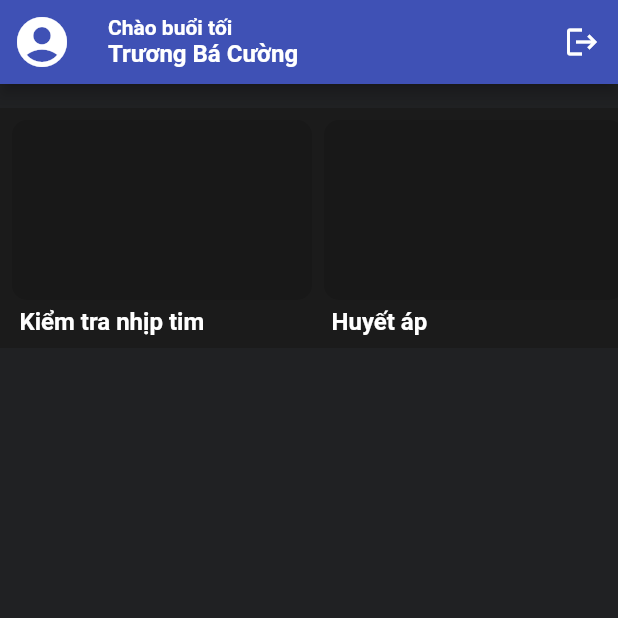
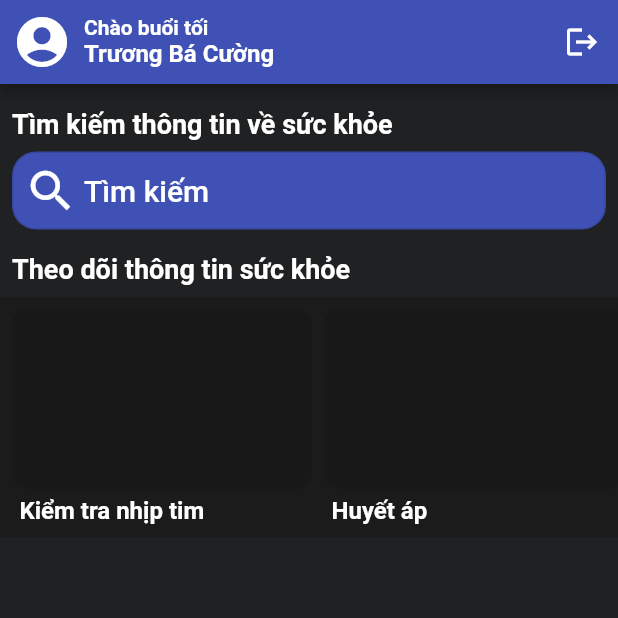
Before and after one commit to bacuong31/HealthCare, a Flutter app: the MainScreen screen opened directly, on a phone screen of 412 x 824 dp, the top half of it. Run offline on Flutter 3.47's test engine with Material 2 defaults, Android fonts, the phone set to English and light mode, and no system bars; our stand-ins replace firebase_auth, firebase_core, google_sign_in; missing offline and left inert: flutter_login_facebook; accounts and stored records are empty.

Commit message:
Search Delegate

```diff
--- /dev/null
+++ b/lib/MainScreen/DataSearch.dart
@@ -0,0 +1,119 @@
+import 'package:flutter/material.dart';
+
+class DataSearch extends SearchDelegate<String> {
+  DataSearch({
+    String hintText,
+    TextStyle textStyle,
+  }) : super(
+          searchFieldDecorationTheme: null,
+          searchFieldLabel: hintText,
+          keyboardType: TextInputType.text,
+          textInputAction: TextInputAction.search,
+          searchFieldStyle: textStyle,
+        );
+
+  final suggest = [
+    "covid 19",
+    "ho khan",
+    "nhiệt miệng",
+    "mất ngủ",
+    "trầm cảm",
+    "thoái hóa cột sống",
+    "bitcoin",
+    "cảm cúm",
+    "ho có đờm",
+    "huyết áp cao",
+  ];
+
+  final recentSearch = [
+    "cảm cúm",
+    "ho có đờm",
+    "huyết áp cao",
+  ];
+
+  @override
+  ThemeData appBarTheme(BuildContext context) {
+    return ThemeData(
+      primarySwatch: Colors.indigo,
+      scaffoldBackgroundColor: Color(0xFF202123),
+    );
+  }
+
+  @override
+  List<Widget> buildActions(BuildContext context) {
+    return [
+      IconButton(
+          icon: Icon(Icons.clear),
+          onPressed: () {
+            query = "";
+          })
+    ];
+  }
+
+  @override
+  Widget buildLeading(BuildContext context) {
+    return IconButton(
+        icon: AnimatedIcon(
+          icon: AnimatedIcons.menu_arrow,
+          progress: transitionAnimation,
+        ),
+        onPressed: () {
+          close(context, null);
+        });
+  }
+
+  @override
+  Widget buildResults(BuildContext context) {
+    return Center(
+      child: Container(
+        height: 100.0,
+        width: 100.0,
+        child: Card(
+          color: Colors.white,
+          child: Center(
+            child: Text(
+              query,
+              style: TextStyle(color: Colors.black),
+            ),
+          ),
+        ),
+      ),
+    );
+  }
+
+  @override
+  Widget buildSuggestions(BuildContext context) {
+    final suggestionList = query.isEmpty
+        ? recentSearch
+        : suggest.where((p) => p.contains(query)).toList();
+    return ListView.builder(
+      itemBuilder: (context, index) => ListTile(
+        onTap: () {
+          query = suggestionList[index];
+          bool temp = false; //todo: add recent search
+
+          showResults(context);
+          //TODO: Information for search result aka new screen
+        },
+        tileColor: Colors.white,
+        leading: Icon(Icons.history),
+        title: RichText(
+          text: TextSpan(
+            text: suggestionList[index].substring(0, query.length),
+            style: TextStyle(
+              color: Colors.black,
+              fontWeight: FontWeight.bold,
+            ),
+            children: [
+              TextSpan(
+                text: suggestionList[index].substring(query.length),
+                style: TextStyle(color: Colors.grey),
+              )
+            ],
+          ),
+        ),
+      ),
+      itemCount: suggestionList.length,
+    );
+  }
+}
--- a/lib/MainScreen/main_screen.dart
+++ b/lib/MainScreen/main_screen.dart
@@ -1,8 +1,7 @@
-import 'dart:ffi';
-
 import 'package:flutter/material.dart';
 import 'package:health_care/constants.dart';
 import 'package:health_care/sign_in/sign_in_screen.dart';
+import 'DataSearch.dart';
 
 class HeathFunctionClassInfo {
   final String Name, ImageURL;
@@ -24,12 +23,14 @@ class MainScreen extends StatelessWidget {
     return Scaffold(
       appBar: AppBar(
         leading: IconButton(
-          padding: EdgeInsets.zero,
+          padding: EdgeInsets.all(0),
           icon: Icon(Icons.account_circle_rounded),
           iconSize: 40,
           onPressed: () {},
         ),
-        title: Column(
+        title: Transform(
+          transform: Matrix4.translationValues(-16, 0.0, 0.0),
+          child: Column(
             crossAxisAlignment: CrossAxisAlignment.start,
             children: <Widget>[
               Text(
@@ -39,6 +40,7 @@ class MainScreen extends StatelessWidget {
               Text("Trương Bá Cường",
                   style: TextStyle(fontSize: 16, fontWeight: FontWeight.bold)),
             ],
+          ),
         ),
         actions: <Widget>[
           IconButton(
@@ -56,6 +58,80 @@ class MainScreen extends StatelessWidget {
       body: ListView(
         children: <Widget>[
           SizedBox(height: defaultPadding),
+          Container(
+              padding: EdgeInsets.only(left: 8.0),
+              child: Text("Tìm kiếm thông tin về sức khỏe",
+                  style: TextStyle(
+                    fontWeight: FontWeight.bold,
+                    color: Colors.white,
+                    fontSize: 18.0,
+                  ))),
+          Padding(
+            padding: const EdgeInsets.only(top: 8.0, left: 8.0, right: 8.0),
+            child: OutlinedButton(
+              style: OutlinedButton.styleFrom(
+                primary: Colors.white,
+                backgroundColor: Colors.indigo,
+                minimumSize:
+                    Size(MediaQuery.of(context).size.width * 0.8, 26.0),
+                shape: RoundedRectangleBorder(
+                  borderRadius: BorderRadius.circular(16.0),
+                ),
+              ),
+              onPressed: () {
+                showSearch(
+                  context: context,
+                  delegate: DataSearch(
+                    hintText: "Tìm kiếm",
+                    textStyle: TextStyle(
+                      color: Colors.white,
+                      fontWeight: FontWeight.bold,
+                    ),
+                  ),
+                );
+              },
+              child: Padding(
+                padding: const EdgeInsets.only(
+                  top: 8.0,
+                  bottom: 8.0,
+                ),
+                child: Transform(
+                  transform: Matrix4.translationValues(-8, 0.0, 0.0),
+                  child: Row(
+                    children: <Widget>[
+                      Icon(
+                        Icons.search_sharp,
+                        color: Colors.white,
+                        size: 36,
+                      ),
+                      SizedBox(
+                        width: 4.0,
+                      ),
+                      Text(
+                        "Tìm kiếm",
+                        style: TextStyle(
+                          fontSize: 20,
+                          color: Colors.white,
+                        ),
+                      ),
+                    ],
+                  ),
+                ),
+              ),
+            ),
+          ),
+          SizedBox(height: defaultPadding),
+          Padding(
+            padding: const EdgeInsets.only(left: 8.0),
+            child: Text(
+              "Theo dõi thông tin sức khỏe",
+              style: TextStyle(
+                  fontWeight: FontWeight.bold,
+                  color: Colors.white,
+                  fontSize: 18),
+            ),
+          ),
+          SizedBox(height: 8.0),
           Container(
             color: panelColor,
             height: 160.0,
@@ -102,6 +178,7 @@ class MainScreen extends StatelessWidget {
               ),
             ),
           ),
+          SizedBox(height: defaultPadding),
         ],
       ),
     );
--- a/lib/main.dart
+++ b/lib/main.dart
@@ -1,5 +1,6 @@
 import 'package:firebase_core/firebase_core.dart';
 import 'package:flutter/material.dart';
+import 'package:health_care/home_screen.dart';
 
 import 'package:health_care/landing_screen.dart';
 import 'package:health_care/service/auth.dart';
@@ -26,9 +27,7 @@ class MyApp extends StatelessWidget {
         scaffoldBackgroundColor: bgColor,
       ),
 
-      home: LandingScreen(
-        auth: Auth(),
-      ),
+      home: SignInScreen(),
 
     );
   }
--- a/pubspec.yaml
+++ b/pubspec.yaml
@@ -24,12 +24,10 @@ dependencies:
   flutter:
     sdk: flutter
   cupertino_icons: ^1.0.2
-<<<<<<< HEAD
   firebase_core: 1.2.0
   firebase_auth: 1.2.0
   google_sign_in: 4.5.6
   flutter_login_facebook: 0.4.0+1
-=======
   flutter_search_bar: ^2.1.0
 
 
```
Also changed, not shown: pubspec.lock. Lines whose indentation alone changed are shown as unchanged.
